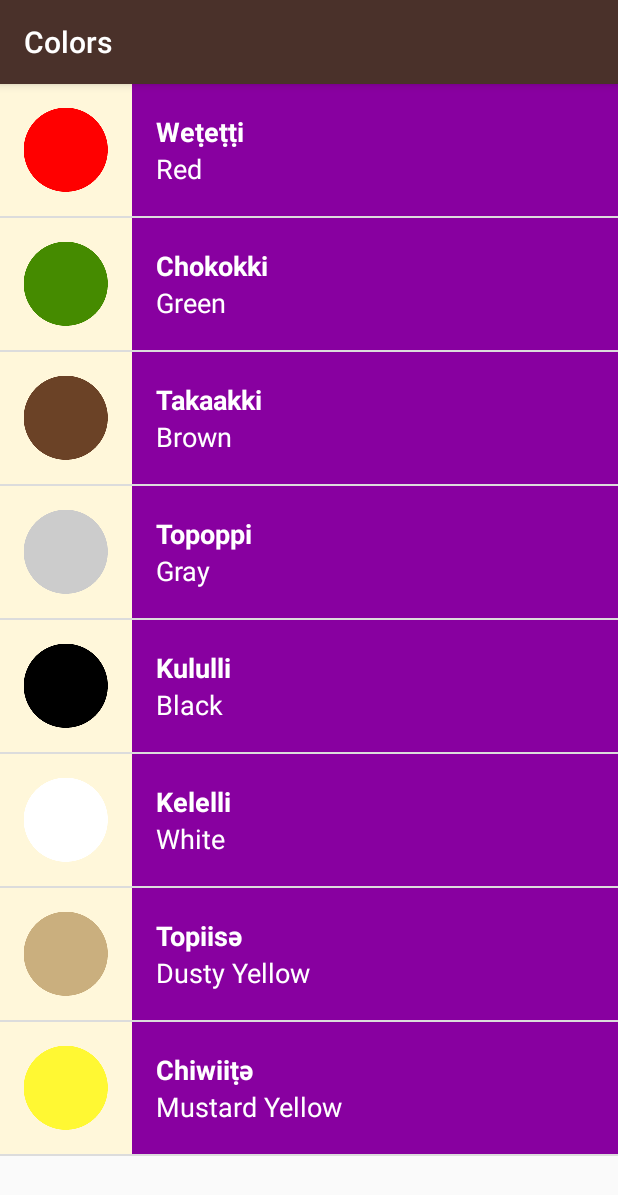
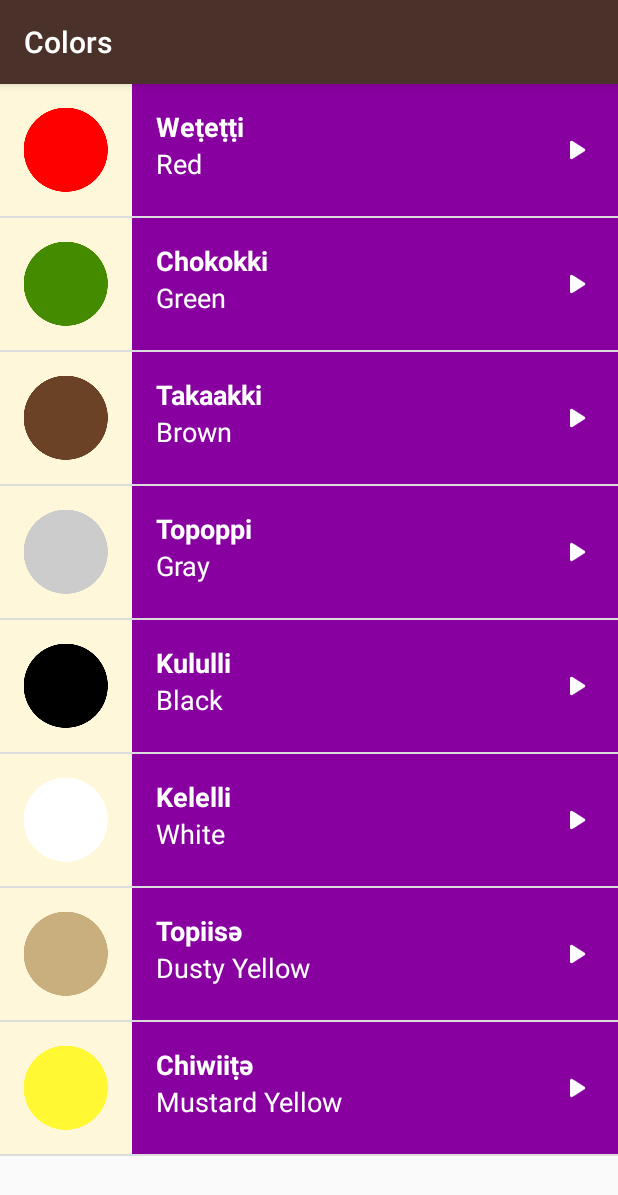
Before and after one commit to cgletras/miwokWordApp, an Android app: the ColorsActivity screen opened directly, with no data from a screen before it, on a phone screen of 412 x 824 dp. Shown: the top 1195 px of the screen. Run offline under Robolectric (Android 15) with nearby library versions, the phone set to English and light mode, and no system bars.

Commit message:
adjusts play icon
Signed-off-by: CG Stein <cgletras@gmail.com>

```diff
--- a/app/src/main/java/com/example/miwok/adapter/WordAdapter.java
+++ b/app/src/main/java/com/example/miwok/adapter/WordAdapter.java
@@ -47,10 +47,12 @@
         TextView enTextView = listItemView.findViewById(R.id.tv_english_word);
         TextView mwTextView = listItemView.findViewById(R.id.tv_miwok_word);
         ImageView mImageView = listItemView.findViewById(R.id.iv_image);
+        ImageView mPlayIcon = listItemView.findViewById(R.id.iv_play);
 
         // Set Internal Linear Layout Color
         int color = ContextCompat.getColor(getContext(), mActivityColorId);
         mLinearLayoutView.setBackgroundColor(color);
+        mPlayIcon.setBackgroundColor(color);
 
         // Set info from class into view
         enTextView.setText(currentWord.getmDefaultTranslation());
--- a/app/src/main/res/layout/list_item.xml
+++ b/app/src/main/res/layout/list_item.xml
@@ -1,9 +1,9 @@
 <?xml version="1.0" encoding="utf-8"?>
-<LinearLayout xmlns:android="http://schemas.android.com/apk/res/android"
+<RelativeLayout xmlns:android="http://schemas.android.com/apk/res/android"
     xmlns:tools="http://schemas.android.com/tools"
     android:id="@+id/llv_list_item"
     android:layout_width="match_parent"
-    android:layout_height="wrap_content"
+    android:layout_height="@dimen/list_item_height"
     android:background="@color/tan_background"
     android:minHeight="@dimen/list_item_height"
     android:orientation="horizontal">
@@ -11,14 +11,16 @@
     <ImageView
         android:id="@+id/iv_image"
         android:layout_width="@dimen/list_item_height"
-        android:layout_height="@dimen/list_item_height" />
+        android:layout_height="@dimen/list_item_height"/>
 
     <LinearLayout
         android:id="@+id/llv_list_item_internal"
         android:layout_width="match_parent"
-        android:layout_height="match_parent"
-        android:layout_gravity="center_vertical"
-        android:gravity="center_vertical"
+        android:layout_height="@dimen/list_item_height"
+        android:layout_alignParentBottom="true"
+        android:layout_alignParentRight="true"
+        android:layout_alignParentTop="true"
+        android:layout_toRightOf="@+id/iv_image"
         android:orientation="vertical"
         android:padding="16dp">
 
@@ -36,4 +38,13 @@
             android:layout_height="wrap_content"
             tools:text="One" />
     </LinearLayout>
-</LinearLayout>
+
+    <ImageView
+        android:id="@+id/iv_play"
+        android:layout_width="24dp"
+        android:layout_height="24dp"
+        android:layout_marginEnd="16dp"
+        android:layout_alignParentRight="true"
+        android:layout_centerVertical="true"
+        android:src="@drawable/round_play_arrow_white_24" />
+</RelativeLayout>
```
